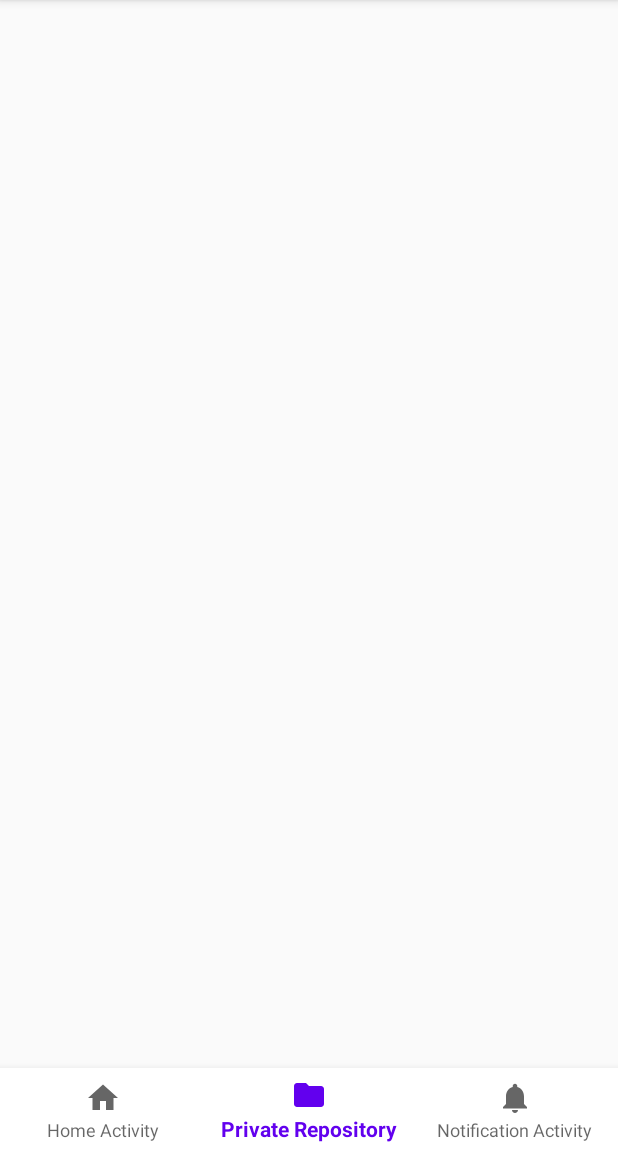
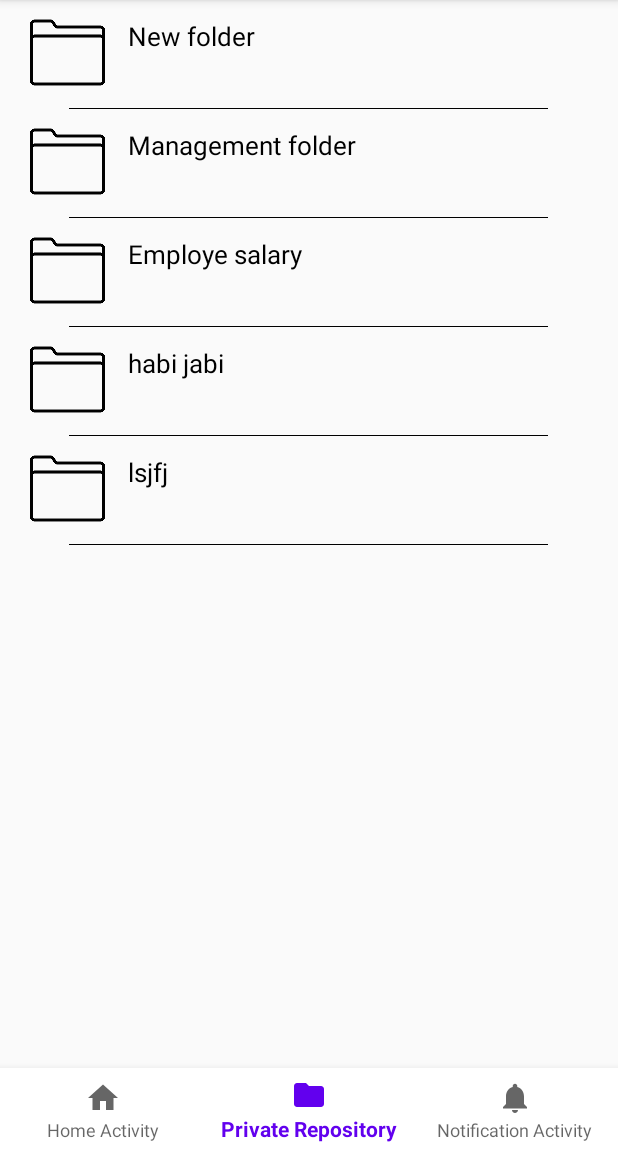
Before and after one commit to ifran-rahman/Document-Digitization-Service, an Android app: the screen it shows after launch (MainActivity), item 2 of the bottom bar chosen, on a phone screen of 412 x 824 dp, the part 84-1236 px from its top. Run offline under Robolectric (Android 15) with nearby library versions, the light colour scheme and no system bars; our stand-ins replace CircleImageView; 1 statement that could not run was skipped.

Commit message:
added private repo recyclerview

```diff
--- /dev/null
+++ b/Android/Document Digitization Service/app/src/main/java/com/example/documentdigitizationservice/PrivateRepoAdapter.java
@@ -0,0 +1,76 @@
+package com.example.documentdigitizationservice;
+
+import android.content.Context;
+import android.content.Intent;
+import android.util.Log;
+import android.view.LayoutInflater;
+import android.view.View;
+import android.view.ViewGroup;
+import android.widget.RelativeLayout;
+import android.widget.TextView;
+import android.widget.Toast;
+
+import androidx.annotation.NonNull;
+import androidx.recyclerview.widget.RecyclerView;
+
+import com.bumptech.glide.Glide;
+
+import java.util.ArrayList;
+
+import de.hdodenhof.circleimageview.CircleImageView;
+
+public class PrivateRepoAdapter extends RecyclerView.Adapter {
+    private static final String TAG = "PrivateRepo dapter";
+
+    private ArrayList<String> mFolderNames;
+    private Context mContext;
+
+
+    public PrivateRepoAdapter(ArrayList<String> mFolderNames, Context mContext) {
+        this.mFolderNames = mFolderNames;
+        this.mContext = mContext;
+    }
+
+    @NonNull
+    @Override
+    public PrivateRepoAdapter.ViewHolder onCreateViewHolder(@NonNull ViewGroup parent, int viewType) {
+        View view = LayoutInflater.from(parent.getContext()).inflate(R.layout.private_repo_item, parent, false);
+        PrivateRepoAdapter.ViewHolder vh = new PrivateRepoAdapter.ViewHolder(view);
+        return vh;
+    }
+
+    @Override
+    public void onBindViewHolder(@NonNull RecyclerView.ViewHolder viewHolder, final int position) {
+
+        ((PrivateRepoAdapter.ViewHolder)viewHolder).username.setText(mFolderNames.get(position));
+
+        ((ViewHolder) viewHolder).parentLayout.setOnClickListener(new View.OnClickListener() {
+            @Override
+            public void onClick(View v) {
+                Log.d(TAG, "onClick: clicked on: " + mFolderNames.get(position));
+                Toast.makeText(mContext, mFolderNames.get(position), Toast.LENGTH_SHORT).show();
+                //Intent intent = new Intent(mContext, ProfileActivity.class);
+                //mContext.startActivity(intent);
+            }
+        });
+    }
+
+
+    @Override
+    public int getItemCount() {
+        return mFolderNames.size();
+    }
+
+    public class ViewHolder extends RecyclerView.ViewHolder {
+        TextView username;
+        RelativeLayout parentLayout;
+
+        public ViewHolder(@NonNull View itemView) {
+            super(itemView);
+            username = itemView.findViewById(R.id.folder_name);
+            parentLayout = itemView.findViewById(R.id.private_repo_item_layout);
+        }
+    }
+
+
+}
--- a/Android/Document Digitization Service/app/src/main/java/com/example/documentdigitizationservice/PrivateRepoFragment.java
+++ b/Android/Document Digitization Service/app/src/main/java/com/example/documentdigitizationservice/PrivateRepoFragment.java
@@ -1,17 +1,55 @@
 package com.example.documentdigitizationservice;
+import android.content.Context;
+import android.content.Intent;
 import android.os.Bundle;
 import android.view.LayoutInflater;
 import android.view.View;
 import android.view.ViewGroup;
+import android.widget.Button;
 
 import androidx.annotation.NonNull;
 import androidx.annotation.Nullable;
 import androidx.fragment.app.Fragment;
+import androidx.recyclerview.widget.LinearLayoutManager;
+import androidx.recyclerview.widget.RecyclerView;
 
-public class FolderFragment extends Fragment {
+import java.util.ArrayList;
+
+public class PrivateRepoFragment extends Fragment {
+
+    private ArrayList<String> mFolderNames = new ArrayList<>();
+
+    @Override
+    public void onCreate(@Nullable Bundle savedInstanceState) {
+        super.onCreate(savedInstanceState);
+    }
+
     @Nullable
     @Override
     public View onCreateView(@NonNull LayoutInflater inflater, @Nullable ViewGroup container, @Nullable Bundle savedInstanceState) {
-        return inflater.inflate(R.layout.fragment_folder, container, false);
+        View view =  inflater.inflate(R.layout.fragment_private_repo, container, false);
+
+        initBitmaps();
+        setLayout(view);
+        return view;
     }
+
+    public void initBitmaps(){
+        mFolderNames.add("New folder");
+        mFolderNames.add("Management folder");
+        mFolderNames.add("Employe salary");
+        mFolderNames.add("habi jabi");
+        mFolderNames.add("lsjfj");
+
+    }
+    public void setLayout(View view){
+
+        RecyclerView recyclerView =  view.findViewById(R.id.private_repo_recyler_view);
+        Context context = getActivity();
+        PrivateRepoAdapter adapter = new PrivateRepoAdapter(mFolderNames,context);
+        recyclerView.setAdapter(adapter);
+        recyclerView.setLayoutManager(new LinearLayoutManager(context));
+    }
+
+
 }
--- a/Android/Document Digitization Service/app/src/main/res/layout/fragment_home.xml
+++ b/Android/Document Digitization Service/app/src/main/res/layout/fragment_home.xml
@@ -2,11 +2,6 @@
 <LinearLayout xmlns:android="http://schemas.android.com/apk/res/android"
     android:layout_width="match_parent" android:layout_height="match_parent"
     android:orientation="vertical">
-    <Button
-        android:id="@+id/button"
-        android:layout_width="match_parent"
-        android:layout_height="wrap_content"
-        android:text="Button"/>
 
     <androidx.recyclerview.widget.RecyclerView
         android:layout_width="match_parent"
--- a/Android/Document Digitization Service/app/src/main/res/layout/fragment_private_repo.xml
+++ b/Android/Document Digitization Service/app/src/main/res/layout/fragment_private_repo.xml
@@ -1,11 +1,12 @@
 <?xml version="1.0" encoding="utf-8"?>
-<RelativeLayout xmlns:android="http://schemas.android.com/apk/res/android"
-    android:layout_width="match_parent" android:layout_height="match_parent">
-    <TextView
-        android:layout_width="wrap_content"
-        android:layout_height="wrap_content"
-        android:text="Folder"
-        android:textSize="30sp"
-        android:layout_centerInParent="true"/>
+<LinearLayout xmlns:android="http://schemas.android.com/apk/res/android"
+    android:layout_width="match_parent" android:layout_height="match_parent"
+    android:orientation="vertical">
 
-</RelativeLayout>
+    <androidx.recyclerview.widget.RecyclerView
+        android:layout_width="match_parent"
+        android:layout_height="match_parent"
+        android:id="@+id/private_repo_recyler_view">
+
+    </androidx.recyclerview.widget.RecyclerView>
+</LinearLayout>
--- /dev/null
+++ b/Android/Document Digitization Service/app/src/main/res/layout/private_repo_item.xml
@@ -0,0 +1,41 @@
+<?xml version="1.0" encoding="utf-8"?>
+<RelativeLayout
+    xmlns:android="http://schemas.android.com/apk/res/android"
+    xmlns:card_view="http://schemas.android.com/apk/res-auto"
+    xmlns:app="http://schemas.android.com/tools"
+    android:layout_width="match_parent"
+    android:layout_height="wrap_content"
+    android:id="@+id/private_repo_item_layout"
+    android:layout_marginTop="10sp"
+    app:ignore="NamespaceTypo"
+    >
+
+        <ImageView
+            android:id="@+id/folder_image"
+            android:layout_width="50dp"
+            android:layout_height="50dp"
+            android:layout_marginLeft="20sp"
+            card_view:srcCompat="@drawable/folder_image" />
+
+        <TextView
+                android:id="@+id/folder_name"
+                android:layout_width="wrap_content"
+                android:layout_height="wrap_content"
+                android:layout_toRightOf="@id/folder_image"
+                android:layout_marginLeft="15sp"
+                android:layout_marginTop="2sp"
+                android:text="New folder"
+                android:textColor="#000"
+                android:textFontWeight="100"
+                android:textSize="17sp" />
+
+    <View
+        android:layout_width="319sp"
+        android:layout_centerHorizontal="true"
+        android:layout_marginTop="12sp"
+        android:layout_below="@id/folder_image"
+        android:layout_height="0.5dp"
+        android:background="@android:color/black"
+       />
+
+</RelativeLayout>
```
Also changed, not shown: Android/Document Digitization Service/app/src/main/res/drawable/folder_image.png (added).
